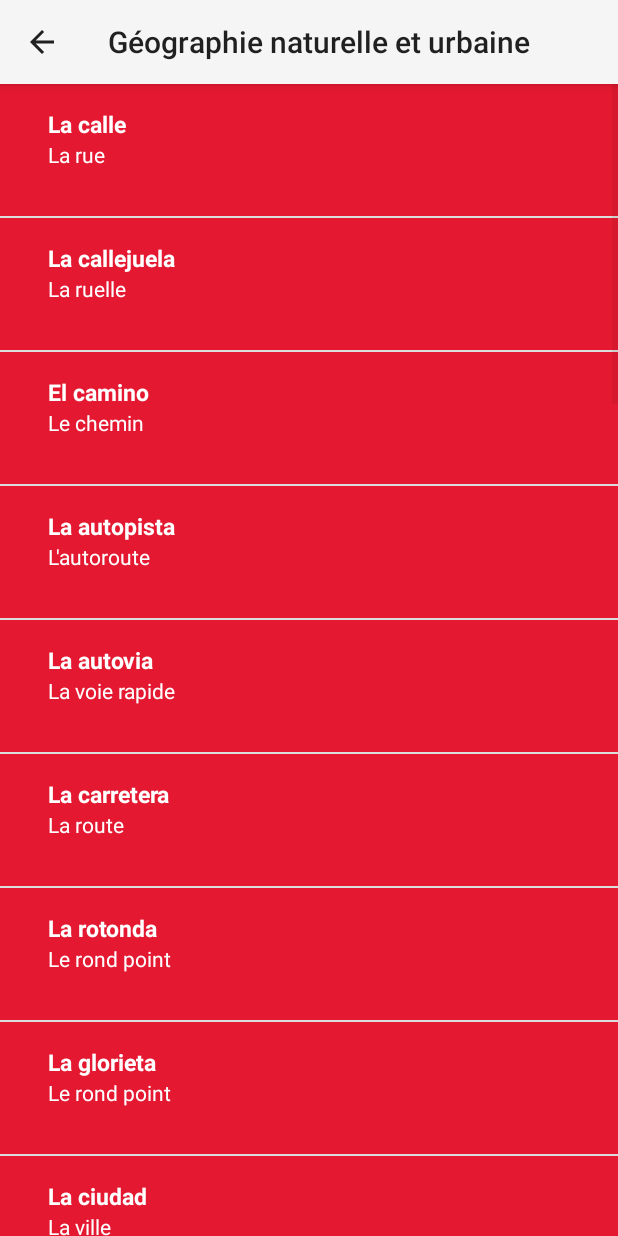
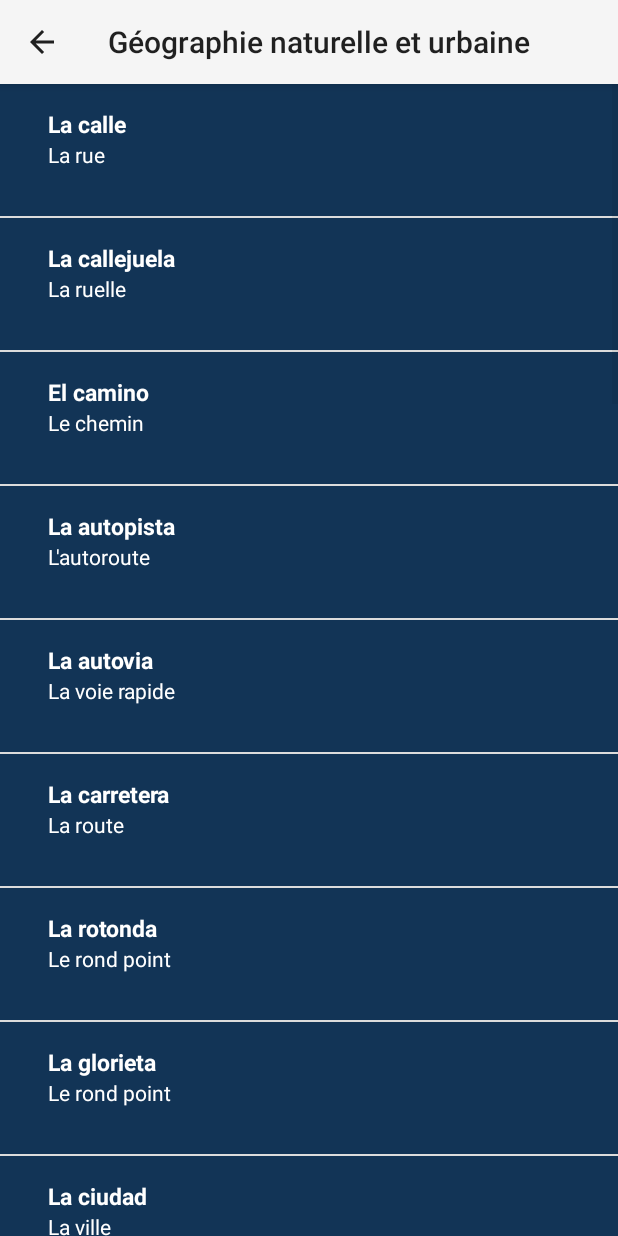
Before and after one commit to Ju-li-en/FraGnol, an Android app: the GeoActivity screen opened directly, with no data from a screen before it, on a phone screen of 412 x 824 dp. Run offline under Robolectric (Android 15) with nearby library versions, the phone set to English and light mode, and no system bars.

Commit message:
commit du boulot

```diff
--- a/app/src/main/java/fr/ciavaldini/android/apprendreespagnal/GeoActivity.java
+++ b/app/src/main/java/fr/ciavaldini/android/apprendreespagnal/GeoActivity.java
@@ -60,7 +60,7 @@ public class GeoActivity extends AppCompatActivity {
         words.add(new Word("El pico ", "Le sommet ", R.raw.g30));
         words.add(new Word("La playa ", "La plage ", R.raw.g31));
 
-        WordAdapter adapter = new WordAdapter(this, words, R.color.colorPhrases);
+        WordAdapter adapter = new WordAdapter(this, words, R.color.colorGeo);
 
         ListView listView = findViewById(R.id.list);
         listView.setAdapter(adapter);
--- a/app/src/main/java/fr/ciavaldini/android/apprendreespagnal/PhrasesActivity.java
+++ b/app/src/main/java/fr/ciavaldini/android/apprendreespagnal/PhrasesActivity.java
@@ -1,14 +1,10 @@
 package fr.ciavaldini.android.apprendreespagnal;
 
-import android.app.Activity;
 import android.content.Intent;
 import android.support.v7.app.AppCompatActivity;
 import android.os.Bundle;
 import android.view.View;
-import android.widget.ListView;
 import android.widget.TextView;
-
-import java.util.ArrayList;
 
 public class PhrasesActivity extends AppCompatActivity {
 
--- a/app/src/main/java/fr/ciavaldini/android/apprendreespagnal/WordAdapter.java
+++ b/app/src/main/java/fr/ciavaldini/android/apprendreespagnal/WordAdapter.java
@@ -1,7 +1,6 @@
 package fr.ciavaldini.android.apprendreespagnal;
 
 import android.app.Activity;
-import android.media.Image;
 import android.support.annotation.NonNull;
 import android.support.annotation.Nullable;
 import android.support.v4.content.ContextCompat;
@@ -10,7 +9,6 @@ import android.view.View;
 import android.view.ViewGroup;
 import android.widget.ArrayAdapter;
 import android.widget.ImageView;
-import android.widget.LinearLayout;
 import android.widget.TextView;
 
 import java.util.ArrayList;
@@ -45,6 +43,7 @@ public class WordAdapter extends ArrayAdapter<Word> {
         TextView espagnolTextView = listItemView.findViewById(R.id.espagnol);
         // Get the version name from the current AndroidFlavor object and
         // set this text on the name TextView
+        assert currentWord != null;
         espagnolTextView.setText(currentWord.getMotEspagnol());
 
         // Find the TextView in the list_item.xml layout with the ID version_name
--- a/app/src/main/res/layout/activity_main.xml
+++ b/app/src/main/res/layout/activity_main.xml
@@ -63,7 +63,7 @@
         android:background="@color/colorGeo"
         android:textColor="@color/colorTexte"
         android:paddingTop="16dp"
-        android:text="@string/table_name"
+        android:text="@string/geo_name"
         android:textAlignment="center" />
 
     <TextView
```
Also changed, not shown: app/src/main/java/fr/ciavaldini/android/apprendreespagnal/MainActivity.java (+9 -1 lines), app/src/main/res/values/colors.xml (+4 -4 lines).
